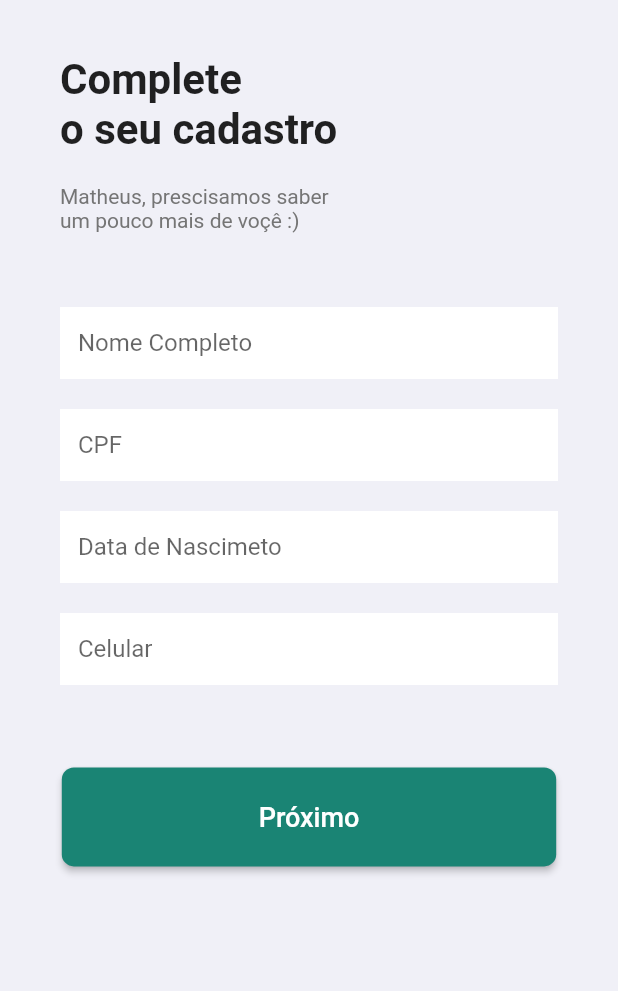
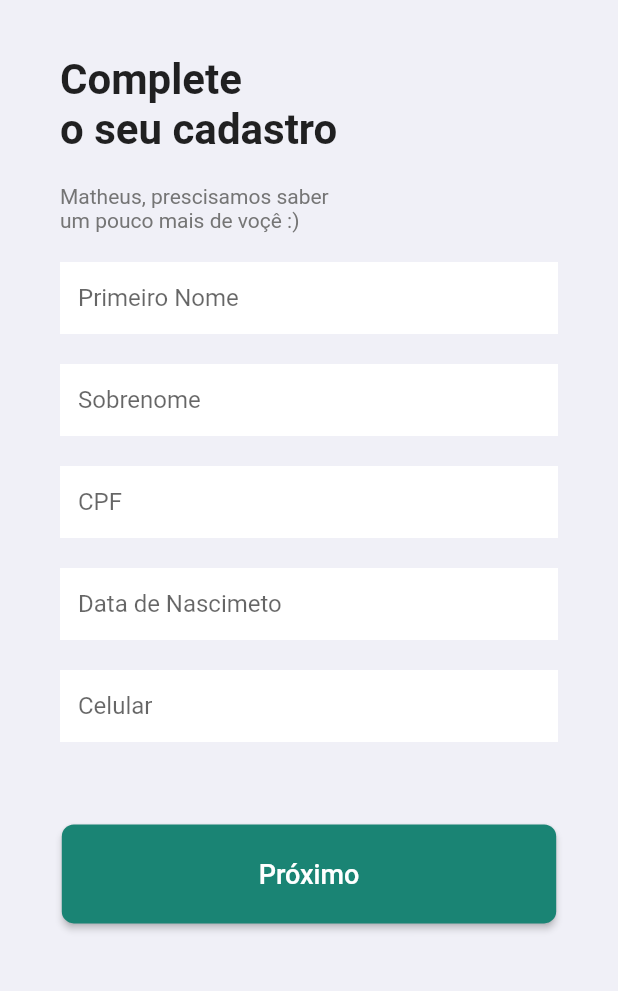
Before and after one commit to CarlosMarra33/saude_no_bolso, a Flutter app: the FirstAccess1 screen opened directly, on a phone screen of 412 x 824 dp, the part 59-1050 px from its top. Run offline on Flutter 3.47's test engine with Material 2 defaults, Android fonts, the phone set to English and light mode, and no system bars; our stand-ins replace cloud_firestore, email_validator, firebase_auth, firebase_core, flutter_svg, qr_flutter and 1 more; accounts and stored records are empty; network calls fail.

Commit message:
addição do campo firstName no first_access_screen

```diff
--- a/lib/screen/first_access1_screen.dart
+++ b/lib/screen/first_access1_screen.dart
@@ -63,9 +63,24 @@ class FirstAccess1 extends StatelessWidget {
               ),
             ),
             Padding(
-              padding: EdgeInsets.only(top: 50,left: 40, right: 40),
+              padding: EdgeInsets.only(top: 20,left: 40, right: 40),
               child: Column(
-                children: [
+                children: [TextFormField(
+
+                    decoration: InputDecoration(
+                      // border: OutlineInputBorder(
+                      //   borderRadius: BorderRadius.circular(10)
+                      // ),
+                      //hintStyle: ,
+                      filled: true,
+                      fillColor: Colors.white,
+                      border: InputBorder.none,
+                      hintText: 'Primeiro Nome'),
+                    //focusNode: focusNodeEmail,
+                  ),
+                  SizedBox(
+                    height: 20,
+                  ),
                   TextFormField(
 
                     decoration: InputDecoration(
@@ -76,7 +91,7 @@ class FirstAccess1 extends StatelessWidget {
                       filled: true,
                       fillColor: Colors.white,
                       border: InputBorder.none,
-                      hintText: 'Nome Completo'),
+                      hintText: 'Sobrenome'),
                     //focusNode: focusNodeEmail,
                   ),
                   SizedBox(
```
